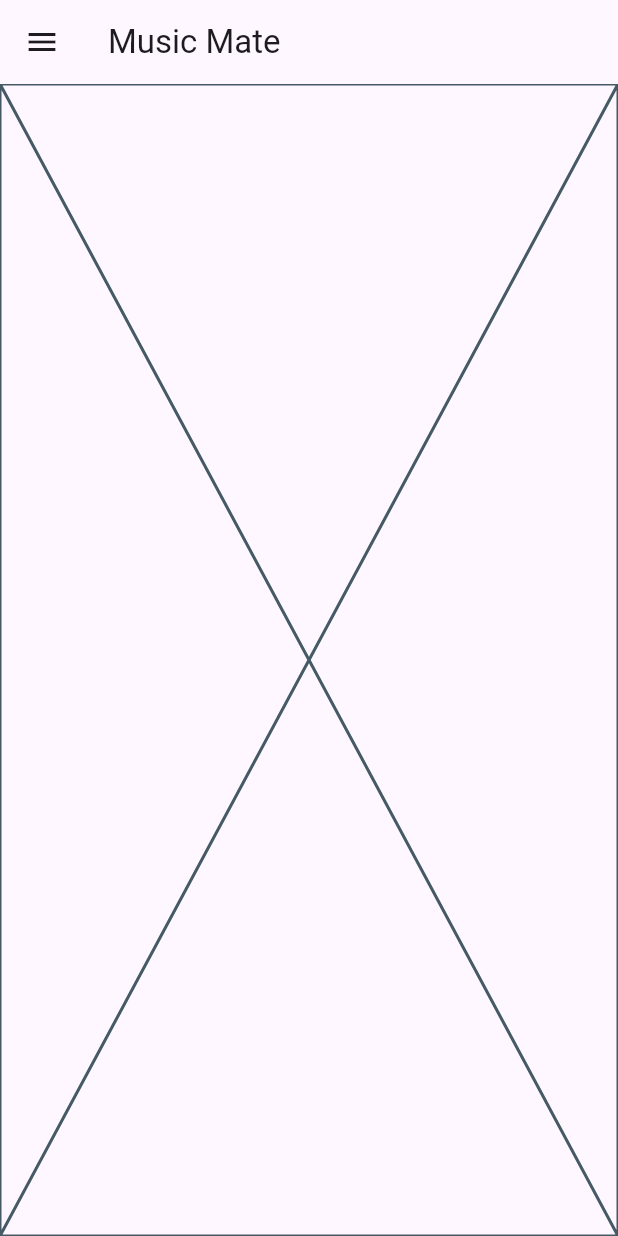
After one commit to Ragnaric/MusicMate, a Flutter app: the screen it shows after launch, on a phone screen of 412 x 824 dp. The commit adds this screen. Run offline on Flutter 3.47's test engine with Material 3 defaults, Android fonts, the phone set to English and light mode, and no system bars; our stand-ins replace bloc, equatable.

Commit message:
Add home feature; extract home page from music mate view.

```diff
--- a/lib/app.dart
+++ b/lib/app.dart
@@ -1,5 +1,6 @@
 import 'package:flutter/material.dart';
-import 'package:music_mate/common/common.dart';
+
+import 'home/home.dart';
 
 class MusicMate extends StatelessWidget {
   const MusicMate({super.key});
@@ -9,7 +10,6 @@ class MusicMate extends StatelessWidget {
     return MaterialApp(
       title: 'Music Mate',
       theme: ThemeData(
-        colorScheme: ColorScheme.fromSeed(seedColor: Colors.greenAccent),
         useMaterial3: true,
       ),
       home: const MusicMateView(),
@@ -22,10 +22,6 @@ class MusicMateView extends StatelessWidget {
 
   @override
   Widget build(BuildContext context) {
-    return const Scaffold(
-      drawer: CDrawer(),
-      appBar: CAppBar(title: 'Music Mate'),
-      body: Placeholder(),
-    );
+    return const HomePage();
   }
 }
--- /dev/null
+++ b/lib/home/home.dart
@@ -0,0 +1 @@
+export 'view/view.dart';
--- /dev/null
+++ b/lib/home/view/home_page.dart
@@ -0,0 +1,15 @@
+import 'package:flutter/material.dart';
+import 'package:music_mate/common/common.dart';
+
+class HomePage extends StatelessWidget {
+  const HomePage({super.key});
+
+  @override
+  Widget build(BuildContext context) {
+    return const Scaffold(
+      drawer: CDrawer(),
+      appBar: CAppBar(title: 'Music Mate'),
+      body: Placeholder(),
+    );
+  }
+}
--- /dev/null
+++ b/lib/home/view/view.dart
@@ -0,0 +1 @@
+export 'home_page.dart';
```
